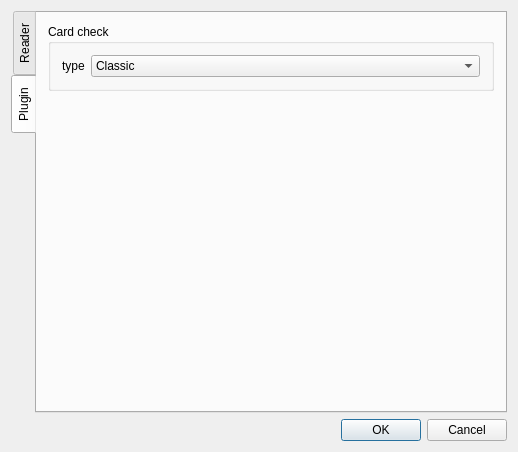
The window that quickevent/app/plugins/qml/CardReader/src/dlgsettings.ui (Quick-Event/quickbox) describes before a commit, drawn with Qt 5.
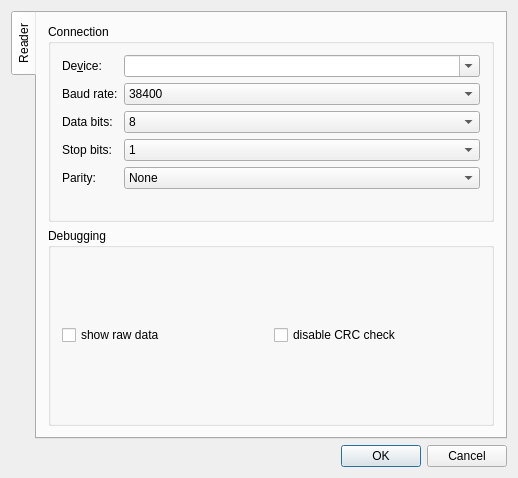
The same window after the commit. The open tabs and pages were chosen to show the change.

Commit message: QE: Typ kontroly ražení #395 fixed

The edit to the form file:
```diff
--- a/quickevent/app/plugins/qml/CardReader/src/dlgsettings.ui
+++ b/quickevent/app/plugins/qml/CardReader/src/dlgsettings.ui
@@ -7,7 +7,7 @@
     <x>0</x>
     <y>0</y>
     <width>518</width>
-    <height>452</height>
+    <height>478</height>
    </rect>
   </property>
   <property name="windowTitle">
@@ -226,61 +226,6 @@
        </item>
       </layout>
      </widget>
-     <widget class="QWidget" name="tab">
-      <attribute name="title">
-       <string>Plugin</string>
-      </attribute>
-      <layout class="QVBoxLayout" name="verticalLayout_2">
-       <item>
-        <widget class="QGroupBox" name="groupBox_4">
-         <property name="title">
-          <string>Card check</string>
-         </property>
-         <layout class="QFormLayout" name="formLayout_5">
-          <item row="0" column="0">
-           <widget class="QLabel" name="label_7">
-            <property name="text">
-             <string>type</string>
-            </property>
-           </widget>
-          </item>
-          <item row="0" column="1">
-           <widget class="QComboBox" name="lstLogLevel_2">
-            <item>
-             <property name="text">
-              <string>Classic</string>
-             </property>
-            </item>
-            <item>
-             <property name="text">
-              <string>Beer race</string>
-             </property>
-            </item>
-            <item>
-             <property name="text">
-              <string>Custom</string>
-             </property>
-            </item>
-           </widget>
-          </item>
-         </layout>
-        </widget>
-       </item>
-       <item>
-        <spacer name="verticalSpacer">
-         <property name="orientation">
-          <enum>Qt::Vertical</enum>
-         </property>
-         <property name="sizeHint" stdset="0">
-          <size>
-           <width>20</width>
-           <height>40</height>
-          </size>
-         </property>
-        </spacer>
-       </item>
-      </layout>
-     </widget>
     </widget>
    </item>
    <item>
```
The commit also changes 1 other file.
